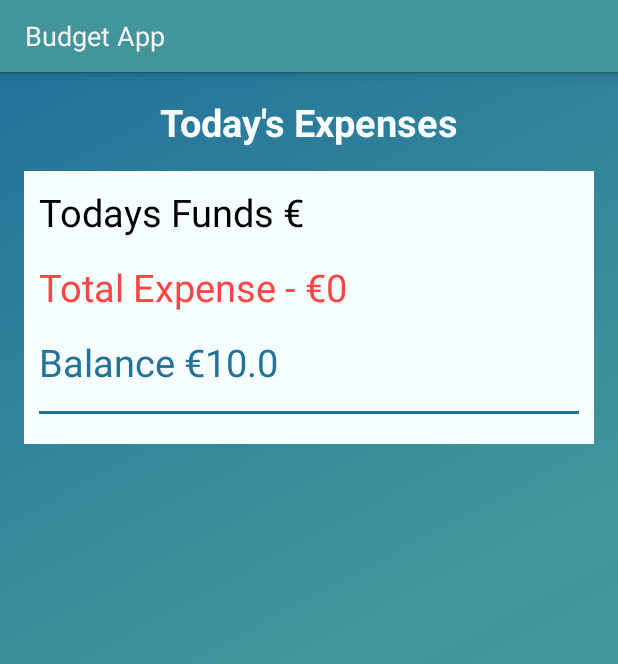
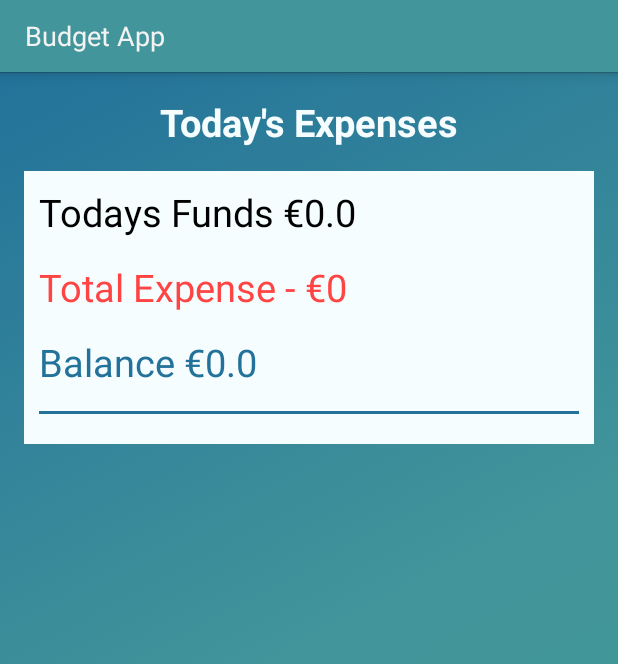
Before and after one commit to ULDBerry/Budget, an Android app: the fragment TodaysExpenseFragment shown on its own in the app's theme, on a phone screen of 412 x 824 dp. Shown: the top 664 px of the screen. Run offline under Robolectric (Android 15) with nearby library versions, the phone set to English and light mode, and no system bars.

Commit message:
Changes to adding funds

```diff
--- a/Budget/app/src/main/java/ie/ul/daveberry/budget/activity/ExpenseFragment.java
+++ b/Budget/app/src/main/java/ie/ul/daveberry/budget/activity/ExpenseFragment.java
@@ -69,7 +69,7 @@ public class ExpenseFragment extends Fragment implements ExpenseView, View.OnCli
     ExpensePresenter expensePresenter = new ExpensePresenter(expenseDatabaseHelper, this);
     if(expensePresenter.addExpense()){
       MainActivity activity = (MainActivity) getActivity();
-      Toast.makeText(activity, R.string.expense_add_successfully, Toast.LENGTH_LONG).show();
+      Toast.makeText(activity,  R.string.expense_add_successfully, Toast.LENGTH_LONG).show();
       activity.onExpenseAdded();
     }
     expenseDatabaseHelper.close();
--- a/Budget/app/src/main/java/ie/ul/daveberry/budget/activity/TodaysExpenseFragment.java
+++ b/Budget/app/src/main/java/ie/ul/daveberry/budget/activity/TodaysExpenseFragment.java
@@ -39,17 +39,14 @@ public class TodaysExpenseFragment extends Fragment implements TodaysExpenseView
   // TODO: 14/12/2018  add funds text
   public void displayTotalExpense(Long totalExpense) {
 
-    double myTotalExpenses = totalExpense.doubleValue();
-    double myBalance = 10.00 - myTotalExpenses;
-
-
+    double myFunds = MainActivity.funds.getFundAmount();
 
     TextView totalExpenseTextBox = (TextView) getActivity().findViewById(R.id.total_expense);
     TextView fundsTextBox = (TextView) getActivity().findViewById(R.id.todays_funds);
     TextView fundsBalanceTextBox = (TextView) getActivity().findViewById(R.id.fund_balance);
-    fundsTextBox.setText("Todays Funds " + getActivity().getString(R.string.euro_sym));
+    fundsTextBox.setText("Todays Funds " + getActivity().getString(R.string.euro_sym) + Double.toString(myFunds) );
     totalExpenseTextBox.setText(getActivity().getString(R.string.total_expense) + " " + getActivity().getString(R.string.euro_sym) + totalExpense.toString());
-    fundsBalanceTextBox.setText("Balance " + getActivity().getString(R.string.euro_sym) + Double.toString(myBalance) );
+    fundsBalanceTextBox.setText("Balance " + getActivity().getString(R.string.euro_sym) + Double.toString(myFunds - totalExpense.doubleValue()));
   }
 
   @Override
--- a/Budget/app/src/main/res/layout/new_fund.xml
+++ b/Budget/app/src/main/res/layout/new_fund.xml
@@ -34,7 +34,7 @@
             android:orientation="vertical">
 
             <EditText
-                android:id="@+id/fund"
+                android:id="@+id/fundInput"
                 android:layout_width="match_parent"
                 android:layout_height="50dp"
                 android:inputType="numberDecimal"
```
Also changed, not shown: Budget/app/src/main/java/ie/ul/daveberry/budget/activity/AddFundsActivity.java (+18 -1 lines), Budget/app/src/main/java/ie/ul/daveberry/budget/activity/MainActivity.java (+25 -0 lines).
